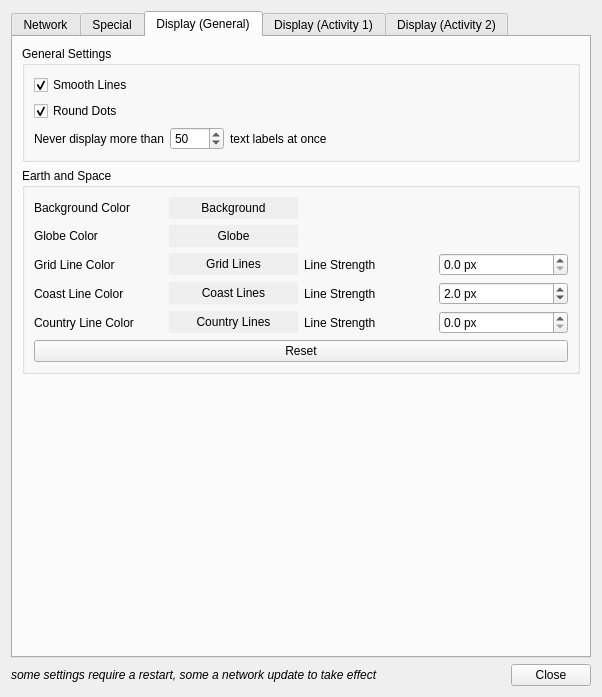
Qt form branches/jonas_stable/QuteScoop/gui/PreferencesDialog.ui (qutescoop/qutescoop) before a commit.
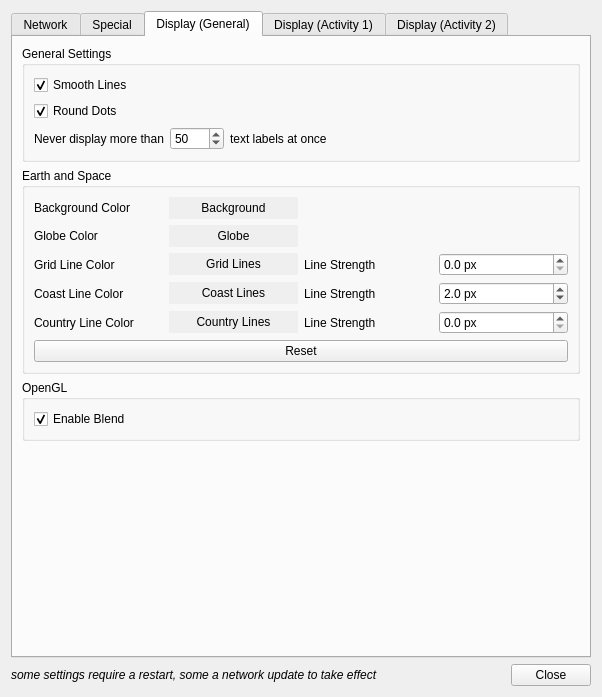
The same form after that commit. The open tabs and pages were chosen to show the change. Icons and pictures are not drawn.

Commit message: added: * Option to enable blending - caused problems on ATI Radeon X850 PRO

Diff of the .ui file:
```diff
--- a/branches/jonas_stable/QuteScoop/gui/PreferencesDialog.ui
+++ b/branches/jonas_stable/QuteScoop/gui/PreferencesDialog.ui
@@ -862,6 +862,25 @@
          </layout>
         </widget>
        </item>
+       <item>
+        <widget class="QGroupBox" name="groupOpenGL">
+         <property name="title">
+          <string>OpenGL</string>
+         </property>
+         <layout class="QGridLayout" name="gridLayout_9">
+          <item row="0" column="0">
+           <widget class="QCheckBox" name="cbBlend">
+            <property name="text">
+             <string>Enable Blend</string>
+            </property>
+            <property name="checked">
+             <bool>true</bool>
+            </property>
+           </widget>
+          </item>
+         </layout>
+        </widget>
+       </item>
        <item>
         <spacer>
          <property name="orientation">
```
The commit also changes 5 other files.
